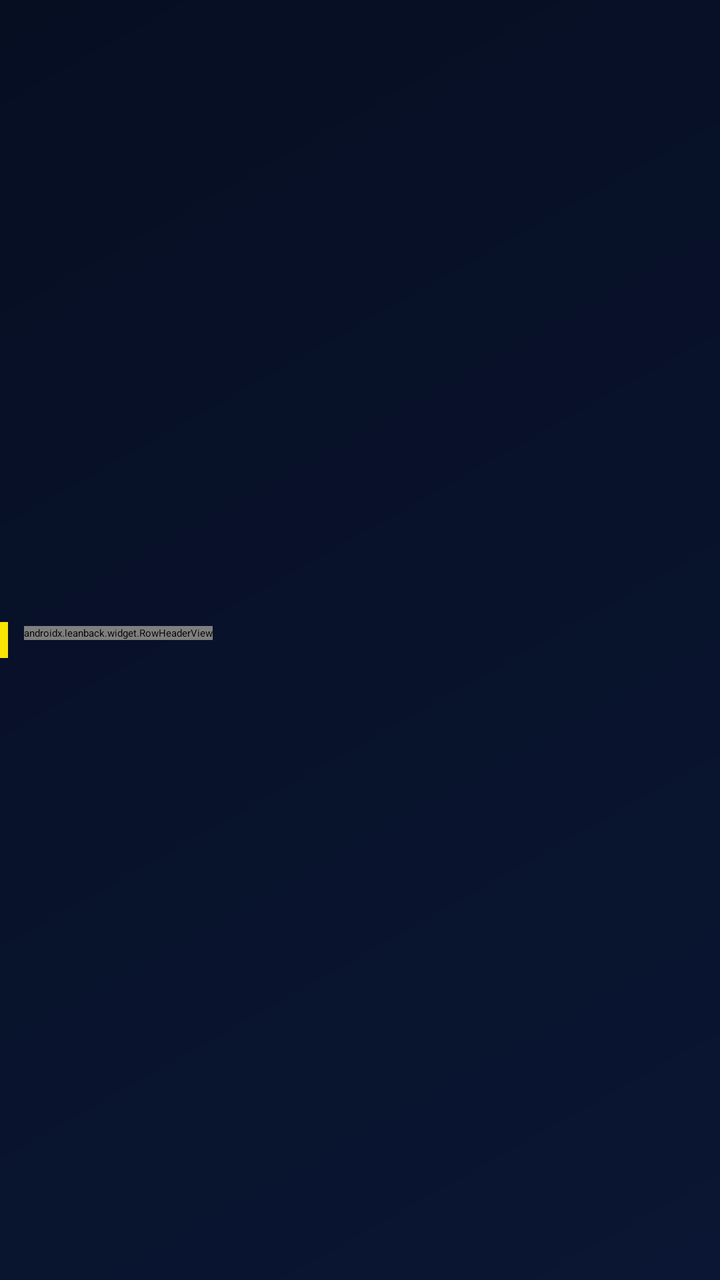
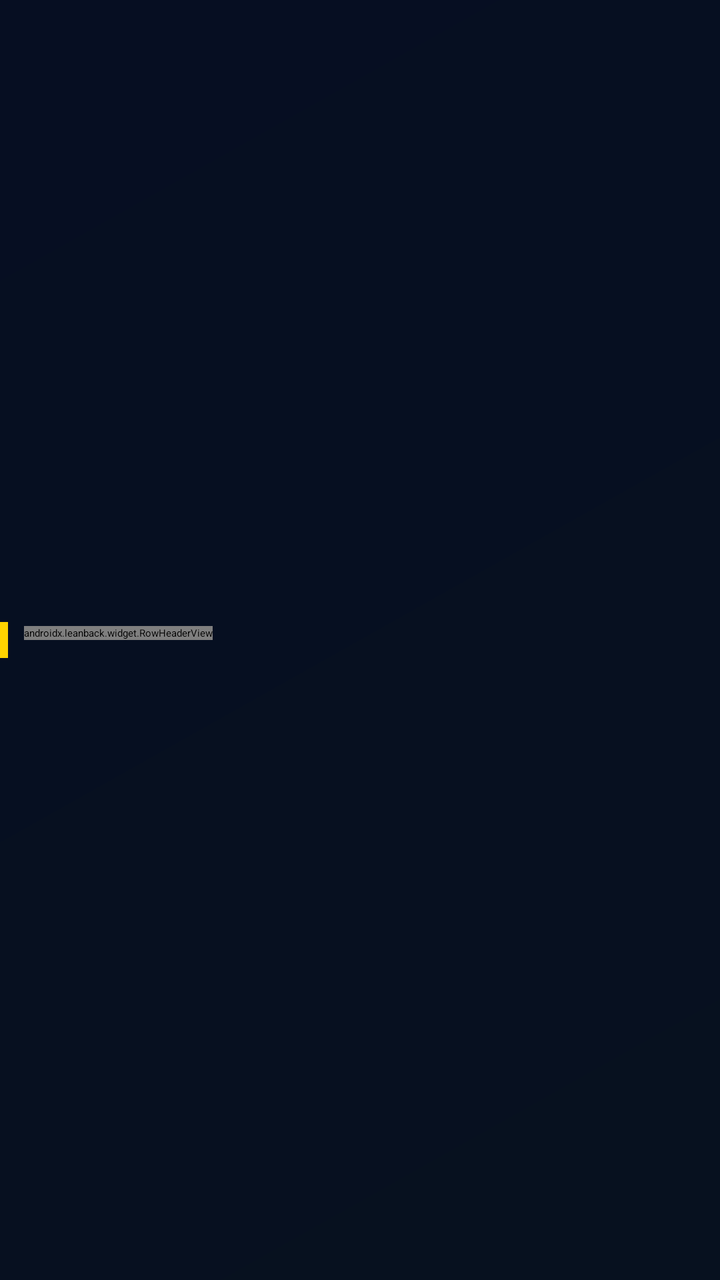

Before-and-after screenshots of an Android layout around one commit, followed by the original layout XML and the change that was made.
<!-- AndroidManifest.xml: application theme Theme.MissaTv -->
<!-- res/layout/lb_row_header.xml -->
<?xml version="1.0" encoding="utf-8"?>
<LinearLayout
    xmlns:android="http://schemas.android.com/apk/res/android"
    android:layout_width="wrap_content"
    android:layout_height="wrap_content"
    android:orientation="horizontal"
    android:gravity="center_vertical">

    <View
        android:layout_width="4dp"
        android:layout_height="18dp"
        android:background="@color/missa_yellow"
        android:importantForAccessibility="no" />

    <LinearLayout
        android:layout_width="wrap_content"
        android:layout_height="wrap_content"
        android:layout_marginStart="8dp"
        android:orientation="vertical">

        <androidx.leanback.widget.RowHeaderView
            android:id="@+id/row_header"
            android:importantForAccessibility="no"
            android:layout_width="wrap_content"
            android:layout_height="wrap_content"
            style="?rowHeaderStyle" />

        <TextView
            android:id="@+id/row_header_description"
            android:importantForAccessibility="no"
            android:layout_width="wrap_content"
            android:layout_height="wrap_content"
            style="?rowHeaderDescriptionStyle" />

    </LinearLayout>

</LinearLayout>
<!-- resources referenced by this layout -->
<resources>
  <color name="missa_yellow">#FAE504</color>
  <style name="Theme.MissaTv" parent="@style/Theme.Leanback">
          <item name="android:windowBackground">@drawable/bg_missa_night</item>
          <item name="android:colorPrimary">@color/missa_yellow</item>
          <item name="android:colorAccent">@color/missa_yellow</item>
          <item name="defaultBrandColor">@color/missa_blue</item>
          <item name="android:textColorPrimary">@color/text_primary</item>
          <item name="android:textColorSecondary">@color/text_secondary</item>
      </style>
  <!-- drawable bg_missa_night (drawable) -->
  <?xml version="1.0" encoding="utf-8"?>
  <shape xmlns:android="http://schemas.android.com/apk/res/android" android:shape="rectangle">
      <gradient
          android:angle="135"
          android:startColor="@color/missa_navy"
          android:endColor="@color/missa_navy_deep"
          android:type="linear" />
  </shape>
  <color name="missa_blue">#0142AB</color>
  <color name="text_primary">#FFFFFF</color>
  <color name="text_secondary">#B8C4E0</color>
  <color name="missa_navy">#0A1633</color>
  <color name="missa_navy_deep">#060E22</color>
</resources>

<!-- the commit's change to res/layout/lb_row_header.xml (unified diff, before → after) -->
@@ -18,6 +18,17 @@
         android:layout_marginStart="8dp"
         android:orientation="vertical">
 
+        
+        <ImageView
+            android:id="@+id/row_header_icon"
+            android:layout_width="18dp"
+            android:layout_height="18dp"
+            android:layout_marginBottom="2dp"
+            android:layout_gravity="start"
+            android:scaleType="fitCenter"
+            android:visibility="gone"
+            android:importantForAccessibility="no" />
+
         <androidx.leanback.widget.RowHeaderView
             android:id="@+id/row_header"
             android:importantForAccessibility="no"
<!-- resource entries referenced after the edit -->
@@ -1,6 +1,6 @@
 <!-- resources referenced by this layout -->
 <resources>
-  <color name="missa_yellow">#FAE504</color>
+  <color name="missa_yellow">#FFD400</color>
   <style name="Theme.MissaTv" parent="@style/Theme.Leanback">
           <item name="android:windowBackground">@drawable/bg_missa_night</item>
           <item name="android:colorPrimary">@color/missa_yellow</item>
@@ -8,6 +8,9 @@
           <item name="defaultBrandColor">@color/missa_blue</item>
           <item name="android:textColorPrimary">@color/text_primary</item>
           <item name="android:textColorSecondary">@color/text_secondary</item>
+          
+          <item name="android:statusBarColor">@color/missa_navy_deep</item>
+          <item name="android:navigationBarColor">@color/missa_navy_deep</item>
       </style>
   <!-- drawable bg_missa_night (drawable) -->
   <?xml version="1.0" encoding="utf-8"?>
@@ -18,10 +21,10 @@
           android:endColor="@color/missa_navy_deep"
           android:type="linear" />
   </shape>
-  <color name="missa_blue">#0142AB</color>
+  <color name="missa_blue">#2787F5</color>
   <color name="text_primary">#FFFFFF</color>
-  <color name="text_secondary">#B8C4E0</color>
-  <color name="missa_navy">#0A1633</color>
+  <color name="text_secondary">#B8C5D6</color>
+  <color name="missa_navy">#07111F</color>
   <color name="missa_navy_deep">#060E22</color>
 </resources>
 
